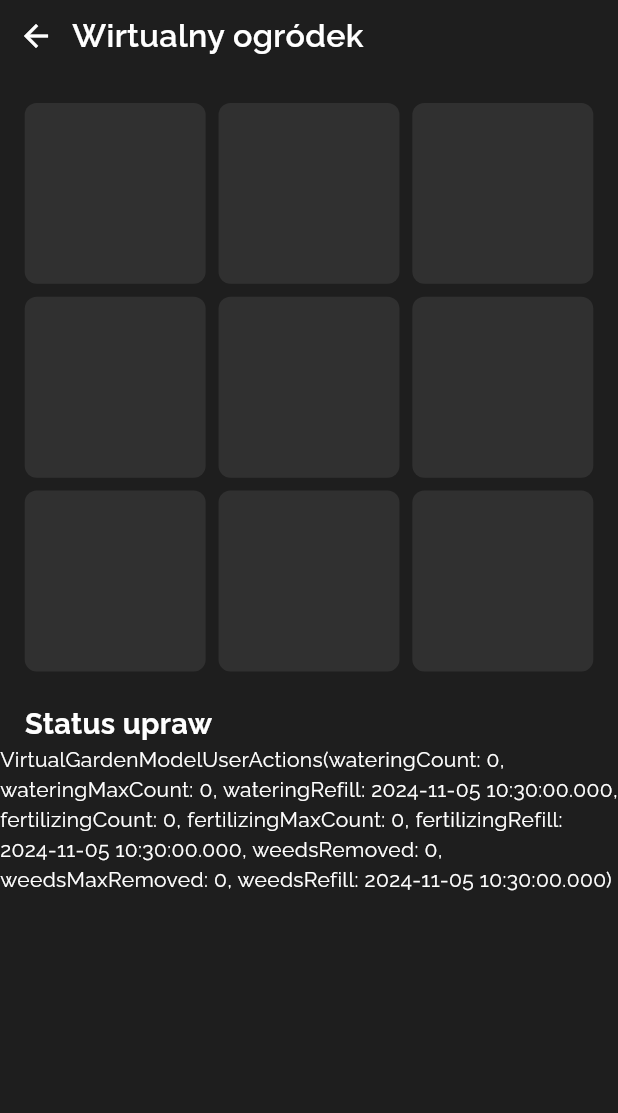
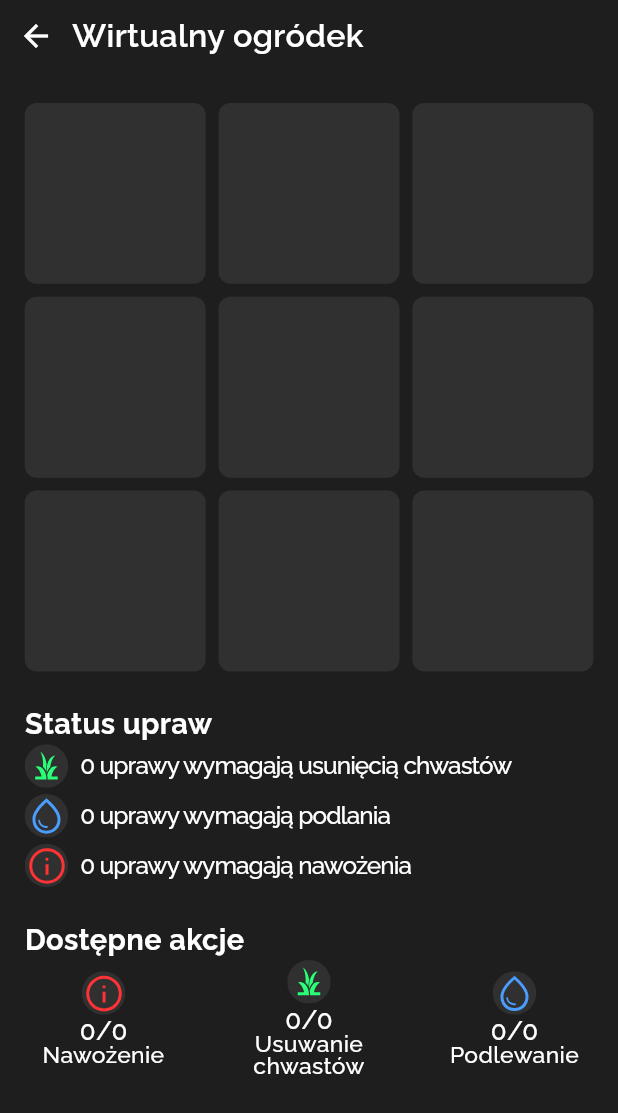
Before and after one commit to 0K-Team/HH_mobile, a Flutter app: the VirtualGardenPage screen opened directly with empty values, on a phone screen of 412 x 824 dp. Shown: the top 1113 px of the screen. Run offline on Flutter 3.47's test engine with Material 3 defaults, Android fonts, the phone set to English and light mode, and no system bars; our stand-ins replace bloc, cached_network_image, dio, either_dart, equatable, flutter_bloc and 7 more; network calls fail.

Commit message:
Add virtual garden status and available actions ui

```diff
--- a/lib/features/user/presentation/pages/user_page.dart
+++ b/lib/features/user/presentation/pages/user_page.dart
@@ -162,6 +162,7 @@ class UserPage extends StatelessWidget {
             ),
           ),
         ),
+        SizedBox(height: 0.5.h),
         Container(
           decoration: BoxDecoration(
             color: element,
--- a/lib/features/virtual_garden/data/data_sources/virtual_garden_data_source.dart
+++ b/lib/features/virtual_garden/data/data_sources/virtual_garden_data_source.dart
@@ -10,10 +10,12 @@ class VirtualGardenDataSource {
   Future<VirtualGardenModel?> fetchVirtualGarden(String user) async {
     //fixme remove
     user = '781823040534480';
-    Response response = await _dio.get('https://ecohero.q1000q.me/api/v1/garden/user/$user');
-    if (response.statusCode == 200) {
-      return VirtualGardenModel.fromJson(response.data);
-    }
+    // Response response = await _dio.get('https://ecohero.q1000q.me/api/v1/garden/user/$user');
+    //
+    // if (response.statusCode == 200) {
+    //   print('Response: ${response.data}');
+    //   return VirtualGardenModel.fromJson(response.data);
+    // }
 
     //fixme impl
     return Future.value(
--- a/lib/features/virtual_garden/presentation/pages/virtual_garden_page.dart
+++ b/lib/features/virtual_garden/presentation/pages/virtual_garden_page.dart
@@ -3,6 +3,7 @@ import 'package:eco_hero_mobile/common/util/color_util.dart';
 import 'package:eco_hero_mobile/features/virtual_garden/data/models/virtual_garden_model.dart';
 import 'package:eco_hero_mobile/features/virtual_garden/presentation/widgets/virtual_plant_widget.dart';
 import 'package:flutter/material.dart';
+import 'package:flutter_svg/flutter_svg.dart';
 import 'package:responsive_sizer/responsive_sizer.dart';
 
 class VirtualGardenPage extends StatelessWidget {
@@ -35,7 +36,8 @@ class VirtualGardenPage extends StatelessWidget {
                 itemCount: 9,
                 itemBuilder: (context, index) {
                   if (index < virtualGarden.plants.length) {
-                    return VirtualPlantWidget(plant: virtualGarden.plants[index]);
+                    return VirtualPlantWidget(
+                        plant: virtualGarden.plants[index]);
                   } else {
                     return Container(
                       decoration: BoxDecoration(
@@ -61,7 +63,157 @@ class VirtualGardenPage extends StatelessWidget {
                 ),
               ),
             ),
-            Text(virtualGarden.userActions.toString()),
+            Padding(
+              padding: EdgeInsets.symmetric(horizontal: 4.w),
+              child: Column(
+                children: [
+                  Row(
+                    crossAxisAlignment: CrossAxisAlignment.center,
+                    children: [
+                      SvgPicture.asset('assets/grass.svg'),
+                      SizedBox(width: 2.w),
+                      Text(
+                        '${virtualGarden.plants.where((plant) => plant.weedsRemovedNeeded > 0).length} uprawy wymagają usunięcią chwastów',
+                        style: TextStyle(
+                          fontWeight: FontWeight.w500,
+                          fontSize: 16.5.sp,
+                          letterSpacing: -0.6,
+                        ),
+                      )
+                    ],
+                  ),
+                  SizedBox(height: 0.5.h),
+                  Row(
+                    crossAxisAlignment: CrossAxisAlignment.center,
+                    children: [
+                      SvgPicture.asset('assets/watered.svg'),
+                      SizedBox(width: 2.w),
+                      Text(
+                        '${virtualGarden.plants.where((plant) => plant.wateringNeeded > 0).length} uprawy wymagają podlania',
+                        style: TextStyle(
+                          fontWeight: FontWeight.w500,
+                          fontSize: 16.5.sp,
+                          letterSpacing: -0.6,
+                        ),
+                      )
+                    ],
+                  ),
+                  SizedBox(height: 0.5.h),
+                  Row(
+                    crossAxisAlignment: CrossAxisAlignment.center,
+                    children: [
+                      SvgPicture.asset('assets/fertilizer.svg'),
+                      SizedBox(width: 2.w),
+                      Text(
+                        '${virtualGarden.plants.where((plant) => plant.fertilizerNeeded > 0).length} uprawy wymagają nawożenia',
+                        style: TextStyle(
+                          fontWeight: FontWeight.w500,
+                          fontSize: 16.5.sp,
+                          letterSpacing: -0.6,
+                        ),
+                      )
+                    ],
+                  ),
+                ],
+              ),
+            ),
+            SizedBox(height: 2.5.h),
+            Align(
+              alignment: Alignment.centerLeft,
+              child: Padding(
+                padding: EdgeInsets.only(left: 4.w),
+                child: Text(
+                  'Dostępne akcje',
+                  style: TextStyle(
+                    fontSize: 18.sp,
+                    fontWeight: FontWeight.w700,
+                  ),
+                ),
+              ),
+            ),
+            Row(
+              mainAxisAlignment: MainAxisAlignment.spaceEvenly,
+              children: [
+                SizedBox(
+                  width: 33.w,
+                  child: Column(
+                    children: [
+                      SvgPicture.asset('assets/fertilizer.svg'),
+                      SizedBox(height: 0.25.h),
+                      Text(
+                        '${virtualGarden.userActions.fertilizingCount}/${virtualGarden.userActions.fertilizingMaxCount}',
+                        style: TextStyle(
+                          fontWeight: FontWeight.w500,
+                          fontSize: 17.sp,
+                          height: 1,
+                        ),
+                      ),
+                      Text(
+                        'Nawożenie',
+                        style: TextStyle(
+                          fontWeight: FontWeight.w500,
+                          fontSize: 16.sp,
+                          height: 1,
+                        ),
+                        textAlign: TextAlign.center,
+                      ),
+                    ],
+                  ),
+                ),
+                SizedBox(
+                  width: 33.w,
+                  child: Column(
+                    children: [
+                      SvgPicture.asset('assets/grass.svg'),
+                      SizedBox(height: 0.25.h),
+                      Text(
+                        '${virtualGarden.userActions.weedsRemoved}/${virtualGarden.userActions.weedsMaxRemoved}',
+                        style: TextStyle(
+                          fontWeight: FontWeight.w500,
+                          fontSize: 17.sp,
+                          height: 1,
+                        ),
+                      ),
+                      Text(
+                        'Usuwanie chwastów',
+                        style: TextStyle(
+                          fontWeight: FontWeight.w500,
+                          fontSize: 16.sp,
+                          height: 1,
+                        ),
+                        textAlign: TextAlign.center,
+                      ),
+                    ],
+                  ),
+                ),
+                SizedBox(
+                  width: 33.w,
+                  child: Column(
+                    children: [
+                      SvgPicture.asset('assets/watered.svg'),
+                      SizedBox(height: 0.25.h),
+                      Text(
+                        '${virtualGarden.userActions.wateringCount}/${virtualGarden.userActions.wateringMaxCount}',
+                        style: TextStyle(
+                          fontWeight: FontWeight.w500,
+                          fontSize: 17.sp,
+                          height: 1,
+                        ),
+                      ),
+                      Text(
+                        'Podlewanie',
+                        style: TextStyle(
+                          fontWeight: FontWeight.w500,
+                          fontSize: 16.sp,
+                          height: 1,
+                        ),
+                        textAlign: TextAlign.center,
+                      ),
+                    ],
+                  ),
+                ),
+              ],
+            )
           ],
         ),
       ),
```
